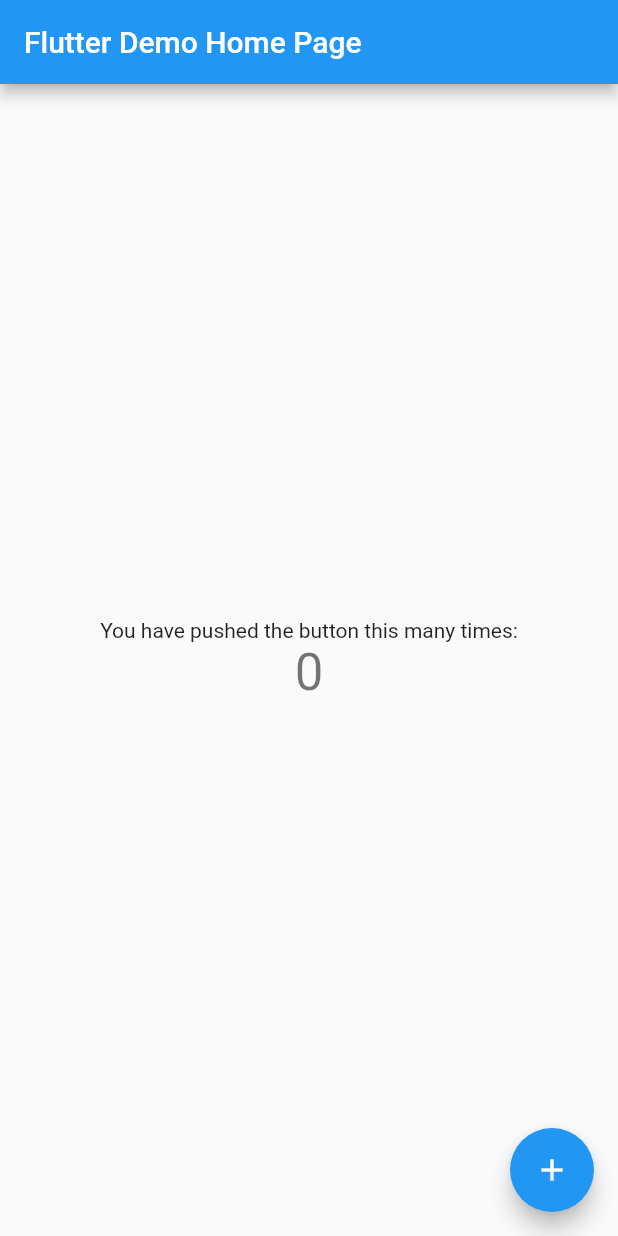
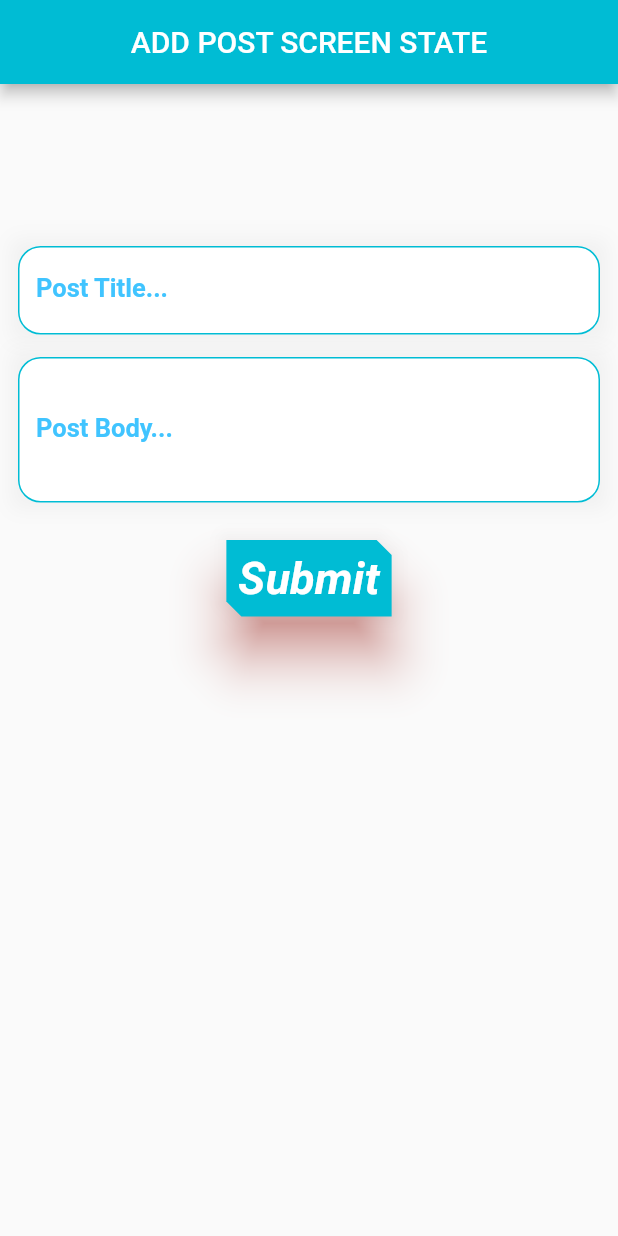
Before and after one commit to Mz-zubair102/Flutter-Firebase-App, a Flutter app: the screen it shows after launch, on a phone screen of 412 x 824 dp. Run offline on Flutter 3.47's test engine with Material 2 defaults, Android fonts, the phone set to English and light mode, and no system bars; our stand-ins replace cloud_firestore, firebase_core; accounts and stored records are empty.

```diff
--- /dev/null
+++ b/lib/Screens/add_post_screen_state.dart
@@ -0,0 +1,86 @@
+
+
+import 'package:cloud_firestore/cloud_firestore.dart';
+import 'package:flutter/material.dart';
+
+import '../Widgets/text_field.dart';
+import '../Widgets/widget_text_button.dart';
+
+class AddpostScreenState extends StatefulWidget {
+  const AddpostScreenState({Key? key}) : super(key: key);
+
+  @override
+  State<AddpostScreenState> createState() => _AddpostScreenStateState();
+}
+
+class _AddpostScreenStateState extends State<AddpostScreenState> {
+  GlobalKey<FormState> formkey = GlobalKey();
+  TextEditingController titlecontroller = TextEditingController();
+  TextEditingController bodycontroller = TextEditingController();
+  CollectionReference postRefrence=FirebaseFirestore.instance.collection("Post");
+
+  //add data to firebase
+  void addPostToFirestore(String titletext,String bodytext)async{
+    Map<String, dynamic> data={"title": titletext,"body":bodytext};
+    postRefrence
+        .add(data).then((value)
+    => print("Successfully add to firestore"))
+        .onError((error, stacktrace)
+    =>print("Error $error"));
+  }
+  @override
+  Widget build(BuildContext context) {
+    return Scaffold(
+      resizeToAvoidBottomInset: false,
+      appBar: AppBar(
+        centerTitle: true,
+        title: Text("ADD POST SCREEN STATE"),
+        backgroundColor: Colors.cyan,
+      ),
+      body: Form(
+        key: formkey,
+        child: SafeArea(
+          child: SingleChildScrollView(
+            child: Padding(
+              padding: EdgeInsets.only(top: 8.0,left: 12.0,right: 12.0,bottom: 8.0),
+              child: Column(
+                mainAxisAlignment: MainAxisAlignment.center,
+                children: [
+                  SizedBox(height: 100,),
+                  TextInputField(
+                    hinttext: "Post Title",
+                    label: "Post Title...",
+                    mycontroller: titlecontroller,
+                    istitle: true,
+                  ),
+                  SizedBox(
+                    height: 15,
+                  ),
+                  TextInputField(
+                    hinttext: "Post Body",
+                    label: "Post Body...",
+                    maxline: 3,
+                    mycontroller: bodycontroller,
+                    isbody: true,
+                  ),
+                  SizedBox(
+                    height: 25,
+                  ),
+                  widgetTextButton(btnname: "Submit",onpressed: ()async{
+                    if (formkey.currentState!.validate()) {
+                      addPostToFirestore(titlecontroller.text, bodycontroller.text);
+                      var snackBar = SnackBar(
+                        content: Text("Successfully data is transferred"),
+                      );
+                      ScaffoldMessenger.of(context).showSnackBar(snackBar);
+                    }
+                  },)
+                ],
+              ),
+            ),
+          ),
+        ),
+      ),
+    );
+  }
+}
--- /dev/null
+++ b/lib/Widgets/text_field.dart
@@ -0,0 +1,101 @@
+import 'package:flutter/material.dart';
+
+class TextInputField extends StatefulWidget {
+  final String hinttext;
+  final String label;
+  final bool istitle;
+  final int maxline;
+  // final bool iscommenttitle;
+  // final bool iscommentbody;
+  final bool isbody;
+  final String Function(String?)? Validator;
+  final TextEditingController mycontroller;
+  const TextInputField({
+    Key? key,
+    this.hinttext = '',
+    required this.label,
+    this.istitle = false,
+    this.isbody = false,
+    this.Validator,
+    this.maxline=1,
+    // this.iscommenttitle=false,
+    // this.iscommentbody=false,
+    required this.mycontroller,
+  }) : super(key: key);
+
+  @override
+  State<TextInputField> createState() => _TextInputFieldState();
+}
+
+class _TextInputFieldState extends State<TextInputField> {
+  @override
+  Widget build(BuildContext context) {
+    return Container(
+      decoration: BoxDecoration(boxShadow: [
+        BoxShadow(
+            color: Colors.grey.withOpacity(0.1),
+            spreadRadius: 5,
+            blurRadius: 10)
+      ]),
+      child: Center(
+        child: TextFormField(
+          maxLines: widget.maxline,
+          controller: widget.mycontroller,
+          validator: (String? input) {
+            if (widget.istitle) {
+              if (input == null || input.isEmpty) {
+                return "Title is required";
+              } else if ((!RegExp(r'^[a-z A-Z]+$').hasMatch(input))) {
+                return 'Please Enter only Alphabets ';
+              }
+            }
+            if (widget.isbody) {
+              if (input == null || input.isEmpty) {
+                return "Body is required";
+              } else if ((!RegExp(r'^[a-z A-Z]+$').hasMatch(input))) {
+                return 'Please Enter only Alphabets ';
+              }
+              // if (widget.iscommenttitle) {
+              //   if (input == null || input.isEmpty) {
+              //     return "comment Title is required";
+              //   } else if ((!RegExp(r'^[a-z A-Z]+$').hasMatch(input))) {
+              //     return 'Please Enter only Alphabets ';
+              //   }
+              // }
+              // if (widget.iscommentbody) {
+              //   if (input == null || input.isEmpty) {
+              //     return "Comment body is required";
+              //   } else if ((!RegExp(r'^[a-z A-Z]+$').hasMatch(input))) {
+              //     return 'Please Enter only Alphabets ';
+              //   }
+              // }
+              else {
+                return null;
+              }
+            }
+          },
+          decoration: InputDecoration(
+              hintText: widget.hinttext,
+              fillColor: Colors.white,
+              filled: true,
+              label: Text(
+                widget.label,
+                // style: TextStyle(fontSize: 17, color: Color(0xff5D5D5D)),
+                style: TextStyle(
+                    fontSize: 17,
+                    color: Colors.lightBlueAccent,
+                    fontWeight: FontWeight.bold),
+              ),
+              focusedBorder: OutlineInputBorder(
+                borderRadius: BorderRadius.all(Radius.circular(15)),
+                borderSide: BorderSide(color: Colors.cyan),
+              ),
+              enabledBorder: OutlineInputBorder(
+                borderRadius: BorderRadius.all(Radius.circular(15)),
+                borderSide: BorderSide(color: Colors.cyan),
+              )),
+        ),
+      ),
+    );
+  }
+}
--- /dev/null
+++ b/lib/Widgets/widget_text_button.dart
@@ -0,0 +1,32 @@
+import 'package:flutter/material.dart';
+
+class widgetTextButton extends StatelessWidget {
+  final VoidCallback? onpressed;
+  final String btnname;
+  const widgetTextButton({Key? key,this.onpressed, required this.btnname}) : super(key: key);
+
+  @override
+  Widget build(BuildContext context) {
+    return TextButton(
+        onPressed: onpressed,
+        style: TextButton.styleFrom(
+            primary: Colors.white,
+            elevation: 15,
+            backgroundColor: Colors.cyan,
+            shadowColor: Colors.red,
+            shape: BeveledRectangleBorder(
+              borderRadius: BorderRadius.only(
+                  topRight: Radius.circular(10),
+                  bottomLeft: Radius.circular(10)),
+            )),
+        child: Text(
+          btnname,
+          style: TextStyle(
+            color: Colors.white,
+            fontWeight: FontWeight.bold,
+            fontSize: 30,
+            fontStyle: FontStyle.italic,
+          ),
+        ));
+  }
+}
--- a/lib/main.dart
+++ b/lib/main.dart
@@ -1,6 +1,11 @@
+import 'package:firebase_core/firebase_core.dart';
 import 'package:flutter/material.dart';
 
-void main() {
+import 'Screens/add_post_screen_state.dart';
+
+void main() async{
+  WidgetsFlutterBinding.ensureInitialized();
+  await Firebase.initializeApp();
   runApp(const MyApp());
 }
 
@@ -11,6 +16,7 @@ class MyApp extends StatelessWidget {
   @override
   Widget build(BuildContext context) {
     return MaterialApp(
+      debugShowCheckedModeBanner: false,
       title: 'Flutter Demo',
       theme: ThemeData(
         // This is the theme of your application.
@@ -24,92 +30,7 @@ class MyApp extends StatelessWidget {
         // is not restarted.
         primarySwatch: Colors.blue,
       ),
-      home: const MyHomePage(title: 'Flutter Demo Home Page'),
+      home: AddpostScreenState(),
     );
   }
 }
-
-class MyHomePage extends StatefulWidget {
-  const MyHomePage({super.key, required this.title});
-
-  // This widget is the home page of your application. It is stateful, meaning
-  // that it has a State object (defined below) that contains fields that affect
-  // how it looks.
-
-  // This class is the configuration for the state. It holds the values (in this
-  // case the title) provided by the parent (in this case the App widget) and
-  // used by the build method of the State. Fields in a Widget subclass are
-  // always marked "final".
-
-  final String title;
-
-  @override
-  State<MyHomePage> createState() => _MyHomePageState();
-}
-
-class _MyHomePageState extends State<MyHomePage> {
-  int _counter = 0;
-
-  void _incrementCounter() {
-    setState(() {
-      // This call to setState tells the Flutter framework that something has
-      // changed in this State, which causes it to rerun the build method below
-      // so that the display can reflect the updated values. If we changed
-      // _counter without calling setState(), then the build method would not be
-      // called again, and so nothing would appear to happen.
-      _counter++;
-    });
-  }
-
-  @override
-  Widget build(BuildContext context) {
-    // This method is rerun every time setState is called, for instance as done
-    // by the _incrementCounter method above.
-    //
-    // The Flutter framework has been optimized to make rerunning build methods
-    // fast, so that you can just rebuild anything that needs updating rather
-    // than having to individually change instances of widgets.
-    return Scaffold(
-      appBar: AppBar(
-        // Here we take the value from the MyHomePage object that was created by
-        // the App.build method, and use it to set our appbar title.
-        title: Text(widget.title),
-      ),
-      body: Center(
-        // Center is a layout widget. It takes a single child and positions it
-        // in the middle of the parent.
-        child: Column(
-          // Column is also a layout widget. It takes a list of children and
-          // arranges them vertically. By default, it sizes itself to fit its
-          // children horizontally, and tries to be as tall as its parent.
-          //
-          // Invoke "debug painting" (press "p" in the console, choose the
-          // "Toggle Debug Paint" action from the Flutter Inspector in Android
-          // Studio, or the "Toggle Debug Paint" command in Visual Studio Code)
-          // to see the wireframe for each widget.
-          //
-          // Column has various properties to control how it sizes itself and
-          // how it positions its children. Here we use mainAxisAlignment to
-          // center the children vertically; the main axis here is the vertical
-          // axis because Columns are vertical (the cross axis would be
-          // horizontal).
-          mainAxisAlignment: MainAxisAlignment.center,
-          children: <Widget>[
-            const Text(
-              'You have pushed the button this many times:',
-            ),
-            Text(
-              '$_counter',
-              style: Theme.of(context).textTheme.headline4,
-            ),
-          ],
-        ),
-      ),
-      floatingActionButton: FloatingActionButton(
-        onPressed: _incrementCounter,
-        tooltip: 'Increment',
-        child: const Icon(Icons.add),
-      ), // This trailing comma makes auto-formatting nicer for build methods.
-    );
-  }
-}
--- a/pubspec.yaml
+++ b/pubspec.yaml
@@ -36,6 +36,9 @@ dependencies:
   # The following adds the Cupertino Icons font to your application.
   # Use with the CupertinoIcons class for iOS style icons.
   cupertino_icons: ^1.0.2
+  #firebase.
+  firebase_core: ^2.4.0
+  cloud_firestore: ^4.3.0
 
 dev_dependencies:
   flutter_test:
```
Also changed, not shown: pubspec.lock, 1 other file.
